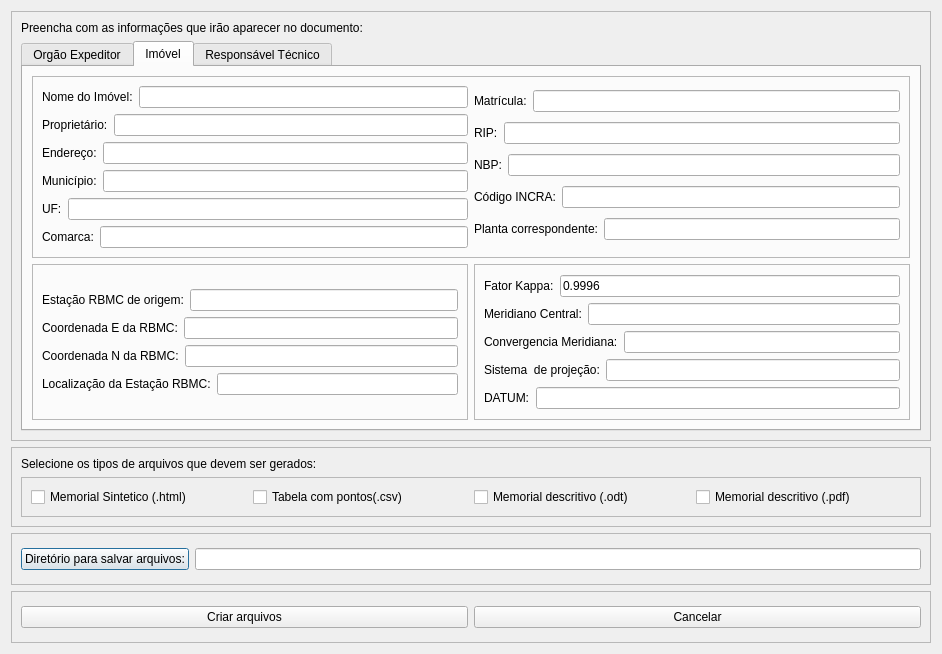
First picture: the form in azimuthsAndDistances/ui_memorialGenerator.ui, repository guilhermehrn/AzimuthDistanceCalculator, before the edit.
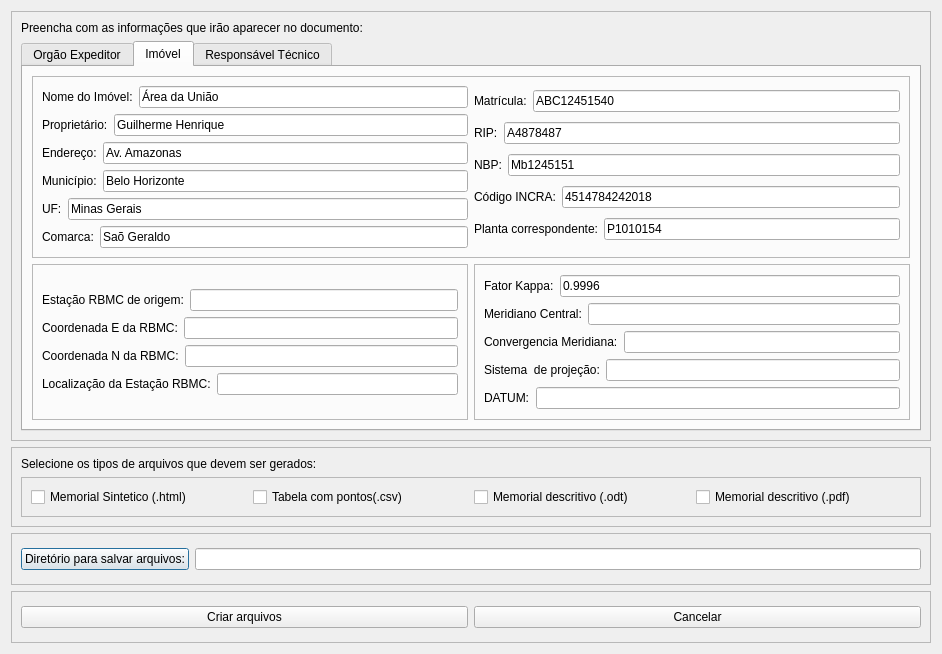
Second picture: the form after the edit. The open tabs and pages were chosen to show the change.

Commit message: consetando texto do arquivo odt.

The edit to the form file:
```diff
--- a/azimuthsAndDistances/ui_memorialGenerator.ui
+++ b/azimuthsAndDistances/ui_memorialGenerator.ui
@@ -372,7 +372,7 @@
                  <item>
                   <widget class="QLineEdit" name="imovelEdit">
                    <property name="text">
-                    <string/>
+                    <string>Área da União </string>
                    </property>
                   </widget>
                  </item>
@@ -393,7 +393,7 @@
                  <item>
                   <widget class="QLineEdit" name="proprietarioEdit">
                    <property name="text">
-                    <string/>
+                    <string>Guilherme Henrique</string>
                    </property>
                   </widget>
                  </item>
@@ -414,7 +414,7 @@
                  <item>
                   <widget class="QLineEdit" name="enderecoEdit">
                    <property name="text">
-                    <string/>
+                    <string>Av. Amazonas</string>
                    </property>
                   </widget>
                  </item>
@@ -435,7 +435,7 @@
                  <item>
                   <widget class="QLineEdit" name="municipioEdit">
                    <property name="text">
-                    <string/>
+                    <string>Belo Horizonte</string>
                    </property>
                   </widget>
                  </item>
@@ -456,7 +456,7 @@
                  <item>
                   <widget class="QLineEdit" name="ufEdit">
                    <property name="text">
-                    <string/>
+                    <string>Minas Gerais</string>
                    </property>
                   </widget>
                  </item>
@@ -475,7 +475,11 @@
                   </widget>
                  </item>
                  <item>
-                  <widget class="QLineEdit" name="comarcaEdit"/>
+                  <widget class="QLineEdit" name="comarcaEdit">
+                   <property name="text">
+                    <string>Saõ Geraldo</string>
+                   </property>
+                  </widget>
                  </item>
                 </layout>
                </item>
@@ -498,7 +502,7 @@
                  <item>
                   <widget class="QLineEdit" name="matriculaEdit">
                    <property name="text">
-                    <string/>
+                    <string>ABC12451540</string>
                    </property>
                   </widget>
                  </item>
@@ -519,7 +523,7 @@
                  <item>
                   <widget class="QLineEdit" name="ripEdit">
                    <property name="text">
-                    <string/>
+                    <string>A4878487</string>
                    </property>
                   </widget>
                  </item>
@@ -540,7 +544,7 @@
                  <item>
                   <widget class="QLineEdit" name="nbpEdit">
                    <property name="text">
-                    <string/>
+                    <string>Mb1245151</string>
                    </property>
                   </widget>
                  </item>
@@ -561,7 +565,7 @@
                  <item>
                   <widget class="QLineEdit" name="codIncraEdit">
                    <property name="text">
-                    <string/>
+                    <string>4514784242018</string>
                    </property>
                   </widget>
                  </item>
@@ -580,7 +584,11 @@
                   </widget>
                  </item>
                  <item>
-                  <widget class="QLineEdit" name="plantaCorrespondenteEdit"/>
+                  <widget class="QLineEdit" name="plantaCorrespondenteEdit">
+                   <property name="text">
+                    <string>P1010154</string>
+                   </property>
+                  </widget>
                  </item>
                 </layout>
                </item>
```
Left out of the diff: 21 changed lines with no effect on the pictures. The commit also changes 1 other file.
